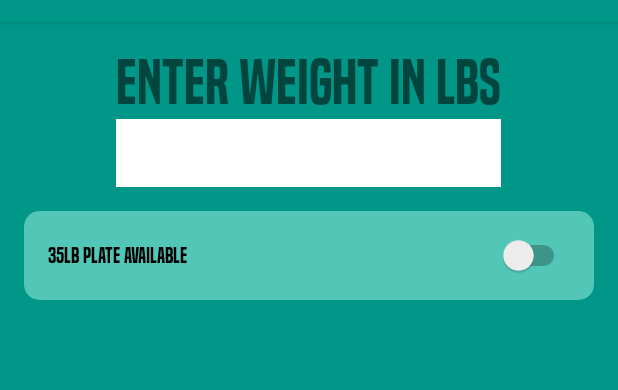
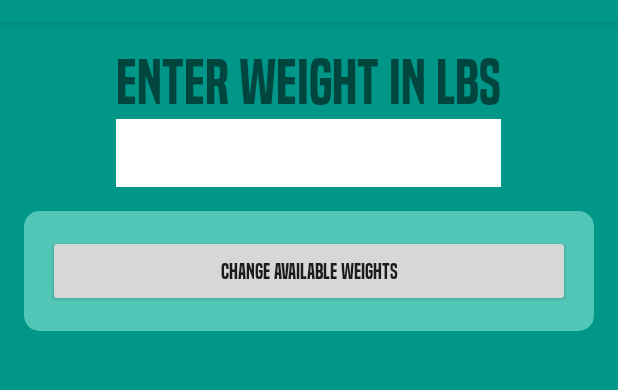
Before and after one commit to TJBlack31/WeightCalculator, an Android app: the screen it shows after launch (MainActivity), on a phone screen of 412 x 824 dp, the part 62-452 px from its top. Run offline under Robolectric (Android 15) with nearby library versions, the phone set to English and light mode, and no system bars.

Commit message:
Added a configure plates dialog fragment and changed some logic in WeightCalculator.java to handle different available weights

```diff
--- a/app/src/main/java/com/morticia/android/applicationproj/FontUtil.java
+++ b/app/src/main/java/com/morticia/android/applicationproj/FontUtil.java
@@ -2,6 +2,7 @@ package com.morticia.android.applicationproj;
 
 import android.content.Context;
 import android.graphics.Typeface;
+import android.widget.Button;
 import android.widget.EditText;
 import android.widget.Switch;
 import android.widget.TextView;
@@ -16,7 +17,7 @@ public class FontUtil {
         Typeface type = Typeface.createFromAsset(context.getAssets(),"fonts/built titling sb.ttf");
         textView.setTypeface(type);
     }
-    public static void setTextType(Switch switchTxt, Context context){
+    public static void setTextType(Button switchTxt, Context context){
         Typeface type = Typeface.createFromAsset(context.getAssets(),"fonts/built titling sb.ttf");
         switchTxt.setTypeface(type);
     }
--- a/app/src/main/java/com/morticia/android/applicationproj/MainActivity.java
+++ b/app/src/main/java/com/morticia/android/applicationproj/MainActivity.java
@@ -18,6 +18,8 @@ import android.widget.Switch;
 import android.widget.TextView;
 import android.widget.Toast;
 
+import java.util.HashMap;
+
 public class MainActivity extends AppCompatActivity {
 
     EditText weightAmount;
@@ -26,26 +28,36 @@ public class MainActivity extends AppCompatActivity {
     boolean isDisplayed;
     WeightDisplay newFragment;
     TextView weightLabel;
-    Switch is35Available;
+    Button changeAvailableWeights;
 
     @Override
     protected void onCreate(Bundle savedInstanceState) {
         super.onCreate(savedInstanceState);
         setContentView(R.layout.activity_main);
         weightLabel = findViewById(R.id.weightLabel);
-        is35Available = findViewById(R.id.available35);
+        changeAvailableWeights = findViewById(R.id.availableWeights);
         weightAmount = findViewById(R.id.weightAmount);
 
         FontUtil.setTextType(weightLabel, this);
-        FontUtil.setTextType(is35Available, this);
+        FontUtil.setTextType(changeAvailableWeights, this);
         FontUtil.setNoType(weightAmount, this);
+
+        checkFirstTime();
 
         weightAmount.setOnEditorActionListener(new TextView.OnEditorActionListener() {
             public boolean onEditorAction(TextView v, int actionId, KeyEvent event) {
                 if ((event != null && (event.getKeyCode() == KeyEvent.KEYCODE_ENTER)) || (actionId == EditorInfo.IME_ACTION_DONE)) {
+                    System.out.println("done clicked");
                     onDoneClicked();
                 }
                 return false;
+            }
+        });
+
+        changeAvailableWeights.setOnClickListener(new View.OnClickListener() {
+            @Override
+            public void onClick(View view) {
+                showEditDialog();
             }
         });
     }
@@ -59,7 +71,8 @@ public class MainActivity extends AppCompatActivity {
 
             FrameLayout layout = findViewById(R.id.frag);
             layout.removeAllViewsInLayout();
-            WeightCalculator weightCalculator = new WeightCalculator(2.5, 45, is35Available.isChecked());
+            WeightCalculator weightCalculator = new WeightCalculator(2.5, 45, getAvailablePlates());
+
             weightCalculator.configurePlates(Integer.parseInt(weightAmount.getText().toString()));
 
             newFragment = WeightDisplay.newInstance(weightCalculator.getPlates45(), weightCalculator.getPlates35(),
@@ -77,4 +90,29 @@ public class MainActivity extends AppCompatActivity {
             isDisplayed = true;
         }
     }
+
+    private void showEditDialog() {
+        FragmentManager fm = getSupportFragmentManager();
+        EditWeightsDialog editWeightsDialog = new EditWeightsDialog();
+        editWeightsDialog.show(fm, "fragment_edit_weights");
+    }
+
+    private void checkFirstTime(){
+        if(SharedPrefUtil.isFirstTime(this)){
+            for(String weight : WeightCalculator.WEIGHTS){
+                SharedPrefUtil.saveAvailable(weight, 10, this);
+            }
+            SharedPrefUtil.saveFirstTime(this);
+        }
+    }
+
+    private HashMap<String, Integer> getAvailablePlates(){
+        HashMap<String, Integer> plates = new HashMap<>();
+        int length = WeightCalculator.WEIGHTS.length;
+        for(int i = 0; i<length; i++){
+            String key = WeightCalculator.WEIGHTS[i];
+            plates.put(key, SharedPrefUtil.retrieveAvalable(key, this));
+        }
+        return plates;
+    }
 }
--- /dev/null
+++ b/app/src/main/java/com/morticia/android/applicationproj/SharedPrefUtil.java
@@ -0,0 +1,47 @@
+package com.morticia.android.applicationproj;
+
+import android.content.Context;
+import android.content.SharedPreferences;
+import android.preference.PreferenceManager;
+
+/**
+ * Created by Morticia on 3/26/18.
+ */
+
+public class SharedPrefUtil {
+
+    public static void saveAvailable(String key, Integer plateQnt, Context context){
+        SharedPreferences settings;
+        SharedPreferences.Editor editor;
+        settings = PreferenceManager.getDefaultSharedPreferences(context); //1
+        editor = settings.edit(); //2
+        editor.putInt(key, plateQnt); //3
+        editor.commit(); //4
+    }
+
+    public static int retrieveAvalable(String key, Context context){
+        int available = 0;
+        SharedPreferences settings;
+        settings = PreferenceManager.getDefaultSharedPreferences(context);
+        available = settings.getInt(key, 0);
+        return available;
+    }
+
+    public static boolean isFirstTime(Context context){
+        boolean isFirstTime;
+        SharedPreferences settings;
+        settings = PreferenceManager.getDefaultSharedPreferences(context);
+        isFirstTime = settings.getBoolean("FIRST_TIME", true);
+        return isFirstTime;
+    }
+
+    public static void saveFirstTime(Context context){
+        SharedPreferences settings;
+        SharedPreferences.Editor editor;
+        settings = PreferenceManager.getDefaultSharedPreferences(context);
+        editor = settings.edit();
+        editor.putBoolean("FIRST_TIME", false);
+        editor.commit();
+    }
+
+}
--- a/app/src/main/java/com/morticia/android/applicationproj/WeightStack.java
+++ b/app/src/main/java/com/morticia/android/applicationproj/WeightStack.java
@@ -5,6 +5,8 @@ import android.view.View;
 import android.widget.ImageView;
 import android.widget.LinearLayout;
 import android.widget.TextView;
+
+import java.util.HashMap;
 
 /**
  * Created by Morticia on 3/22/18.
@@ -17,6 +19,7 @@ public class WeightStack {
     LinearLayout linearLayout;
     ImageView weightImage;
     public String weight;
+
     int imageResource;
 
     public WeightStack(int quantity, TextView textView, LinearLayout linearLayout, ImageView img, String weight, int imageResource){
@@ -26,8 +29,6 @@ public class WeightStack {
         this.weightImage = img;
         this.weight = weight;
         this.imageResource = imageResource;
-
-
 
         checkPlates();
     }
@@ -75,4 +76,5 @@ public class WeightStack {
         FontUtil.setNoType(displayAmnt, context);
     }
 
+
 }
--- a/app/src/main/res/layout/activity_main.xml
+++ b/app/src/main/res/layout/activity_main.xml
@@ -57,11 +57,11 @@
                 android:layout_height="match_parent"
                 android:orientation="vertical">
 
-                <Switch
-                    android:id="@+id/available35"
+                <Button
+                    android:id="@+id/availableWeights"
                     android:layout_width="match_parent"
                     android:layout_height="wrap_content"
-                    android:text="35lb plate available" />
+                    android:text="Change Available Weights" />
 
             </LinearLayout>
         </android.support.v7.widget.CardView>
```
Also changed, not shown: app/src/main/java/com/morticia/android/applicationproj/EditWeightsDialog.java (added, +63 -0 lines), app/src/main/java/com/morticia/android/applicationproj/WeightCalculator.java (+44 -37 lines), app/src/main/java/com/morticia/android/applicationproj/WeightDisplay.java (+1 -23 lines), app/src/main/res/layout/fragment_edit_weights.xml (added, +149 -0 lines).
